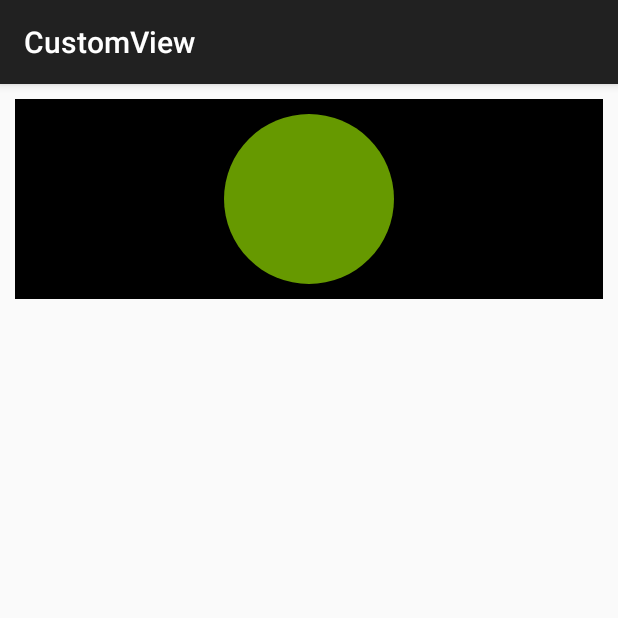
After one commit to aptentity/AndroidDemo, an Android app: the CustomViewActivity screen opened directly, with no data from a screen before it, on a phone screen of 412 x 824 dp, the top half of it. The commit adds this screen. Run offline under Robolectric (Android 15) with nearby library versions, the phone set to English and light mode, and no system bars.

Commit message:
直接集成与view的自定义控件，需要考虑padding和wrap_content

```diff
--- /dev/null
+++ b/app/src/main/java/com/borg/mvp/view/CustomViewActivity.java
@@ -0,0 +1,17 @@
+package com.borg.mvp.view;
+
+import android.support.v7.app.AppCompatActivity;
+import android.os.Bundle;
+import android.view.Menu;
+import android.view.MenuItem;
+
+import com.borg.androidemo.R;
+
+public class CustomViewActivity extends AppCompatActivity {
+
+    @Override
+    protected void onCreate(Bundle savedInstanceState) {
+        super.onCreate(savedInstanceState);
+        setContentView(R.layout.activity_custom_view);
+    }
+}
--- /dev/null
+++ b/app/src/main/java/com/borg/mvp/view/widget/CircleView.java
@@ -0,0 +1,102 @@
+package com.borg.mvp.view.widget;
+
+import android.content.Context;
+import android.content.res.TypedArray;
+import android.graphics.Canvas;
+import android.graphics.Color;
+import android.graphics.Paint;
+import android.support.annotation.StyleableRes;
+import android.util.AttributeSet;
+import android.view.View;
+
+import com.borg.androidemo.R;
+import com.borg.mvp.utils.LogHelper;
+
+/**
+ * Created by Gulliver(feilong) on 16/1/18.
+ * 直接继承于View的自定义控件
+ * 这种方法主要用于实现一些不规则效果，一般需要重写onDraw方法。
+ * 采用这种方式需要自己支持wrap_content，并且padding也需要自己处理
+ * 如果不对wrap_content做特殊处理，那么使用wrap_content就相当于使用match_parent
+ */
+public class CircleView extends View{
+    private final String TAG = CircleView.class.getSimpleName();
+    /**
+     * 这些构造函数都是什么时候会被调用
+     * 在Code中实例化View会调用第一个构造函数，在XML中定义会调用第二个构造函数
+     * @param context
+     */
+    public CircleView(Context context) {
+        super(context);
+        LogHelper.d(TAG,"CircleView(Context context)");
+        init();
+    }
+
+    //在xml中使用时调用此方法
+    public CircleView(Context context, AttributeSet attrs) {
+        this(context, attrs, 0);
+        LogHelper.d(TAG, "CircleView(Context context, AttributeSet attrs)");
+        //init();
+    }
+
+    //不会被系统调用，需要由View显式调用
+    public CircleView(Context context, AttributeSet attrs, int defStyleAttr) {
+        super(context, attrs, defStyleAttr);
+        LogHelper.d(TAG, "CircleView(Context context, AttributeSet attrs, int defStyleAttr)");
+        //自定义属性第二步：解析
+        //首先加载自定义属性集合CircleView
+        TypedArray a = context.obtainStyledAttributes(attrs, R.styleable.CircleView);
+        //解析CircleView属性集合中的circle_color属性，如果没有属性值就使用红色
+        mColor = a.getColor(R.styleable.CircleView_cicle_color,Color.RED);
+        //实现资源
+        a.recycle();
+        init();
+    }
+
+    private Paint mPaint = new Paint(Paint.ANTI_ALIAS_FLAG);
+    private int mColor = Color.RED;
+
+    private void init(){
+        mPaint.setColor(mColor);
+    }
+
+    /**
+     * 需要在这里支持wrap_content
+     * @param widthMeasureSpec
+     * @param heightMeasureSpec
+     */
+    @Override
+    protected void onMeasure(int widthMeasureSpec, int heightMeasureSpec) {
+        super.onMeasure(widthMeasureSpec, heightMeasureSpec);
+        int widthSpecMode = MeasureSpec.getMode(widthMeasureSpec);
+        int widthSpecSize = MeasureSpec.getSize(widthMeasureSpec);
+        int heightSpecMode = MeasureSpec.getMode(heightMeasureSpec);
+        int heightSpecSize = MeasureSpec.getSize(heightMeasureSpec);
+        if (widthSpecMode==MeasureSpec.AT_MOST&&heightSpecMode==MeasureSpec.AT_MOST){
+            LogHelper.d(TAG,"all at_most");
+            setMeasuredDimension(200, 200);
+        }else if(widthSpecMode ==MeasureSpec.AT_MOST){
+            LogHelper.d(TAG,"widthSpecMode at_most");
+            setMeasuredDimension(200,heightSpecSize);
+        }else if (heightSpecMode==MeasureSpec.AT_MOST){
+            LogHelper.d(TAG,"heightSpecMode at_most");
+            setMeasuredDimension(widthSpecSize,200);
+        }
+    }
+
+    @Override
+    protected void onDraw(Canvas canvas) {
+        super.onDraw(canvas);
+        /**
+         * 针对padding进行处理
+         */
+        final int paddingLeft = getPaddingLeft();
+        final int paddingRight = getPaddingRight();
+        final int paddingTop = getPaddingTop();
+        final int paddingButton = getPaddingBottom();
+        int width = getWidth()-paddingLeft-paddingRight;
+        int height = getHeight()-paddingTop-paddingButton;
+        int radius = Math.min(width,height)/2;
+        canvas.drawCircle(paddingLeft+width/2,paddingTop+height/2,radius,mPaint);
+    }
+}
--- /dev/null
+++ b/app/src/main/res/layout/activity_custom_view.xml
@@ -0,0 +1,15 @@
+<LinearLayout xmlns:android="http://schemas.android.com/apk/res/android"
+    xmlns:tools="http://schemas.android.com/tools"
+    xmlns:app="http://schemas.android.com/apk/res-auto"
+    android:layout_width="match_parent"
+    android:layout_height="match_parent"
+    tools:context="com.borg.mvp.view.CustomViewActivity">
+    <com.borg.mvp.view.widget.CircleView
+        android:layout_width="fill_parent"
+        android:layout_height="wrap_content"
+        android:layout_margin="10dp"
+        android:padding="10dp"
+        app:cicle_color="@android:color/holo_green_dark"
+        android:background="@android:color/black"/>
+
+</LinearLayout>
--- a/app/src/main/res/values/strings.xml
+++ b/app/src/main/res/values/strings.xml
@@ -78,4 +78,5 @@
         <item>Uranus</item>
         <item>Neptune</item>
     </string-array>
+    <string name="title_activity_custom_view">CustomView</string>
 </resources>
```
Also changed, not shown: app/src/main/AndroidManifest.xml (+18 -5 lines), app/src/main/res/values/attrs.xml (added, +7 -0 lines).
